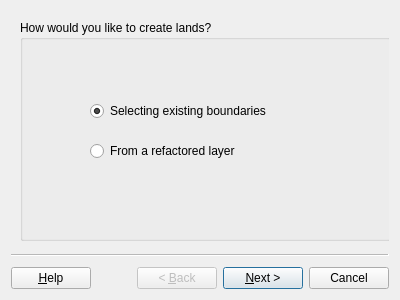
The window that Asistente-LADM_COL/ui/wiz_create_land_cadaster.ui (SwissTierrasColombia/Asistente-LADM-COL) describes before a commit, drawn with Qt 5.
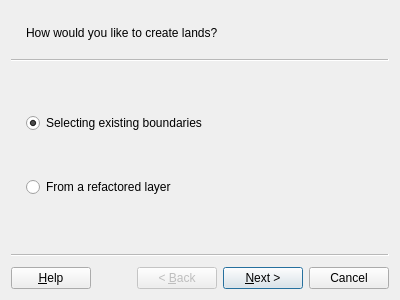
The same window after the commit. Custom widgets are drawn as their Qt base class.

Commit message: Add layouts to wizards to make widgets react properly to dialog size changes

What changed in the file:
```diff
--- a/Asistente-LADM_COL/ui/wiz_create_land_cadaster.ui
+++ b/Asistente-LADM_COL/ui/wiz_create_land_cadaster.ui
@@ -20,29 +20,17 @@
    <set>QWizard::HaveHelpButton</set>
   </property>
   <widget class="QWizardPage" name="wizardPage1">
-   <widget class="QGroupBox" name="groupBox">
-    <property name="geometry">
-     <rect>
-      <x>9</x>
-      <y>9</y>
-      <width>371</width>
-      <height>221</height>
-     </rect>
-    </property>
-    <property name="title">
+   <property name="subTitle">
      <string>How would you like to create lands?</string>
     </property>
+   <layout class="QGridLayout" name="gridLayout">
+    <item row="2" column="0" rowspan="2">
     <widget class="QRadioButton" name="rad_land_from_boundaries">
      <property name="enabled">
       <bool>true</bool>
      </property>
-     <property name="geometry">
-      <rect>
-       <x>70</x>
-       <y>80</y>
-       <width>197</width>
-       <height>22</height>
-      </rect>
+      <property name="toolTip">
+       <string>Generate land polygons from selected boundaries</string>
      </property>
      <property name="text">
       <string>Selecting existing boundaries</string>
@@ -54,14 +42,11 @@
       <bool>true</bool>
      </property>
     </widget>
+    </item>
+    <item row="5" column="0">
     <widget class="QRadioButton" name="rad_land_from_refactored">
-     <property name="geometry">
-      <rect>
-       <x>70</x>
-       <y>120</y>
-       <width>164</width>
-       <height>22</height>
-      </rect>
+      <property name="toolTip">
+       <string>Use an input layer (probably the output of Refactor Fields algorithm in QGIS Processing) to copy features from</string>
      </property>
      <property name="text">
       <string>From a refactored layer</string>
@@ -70,7 +55,47 @@
       <bool>false</bool>
      </property>
     </widget>
-   </widget>
+    </item>
+    <item row="6" column="0">
+     <spacer name="verticalSpacer_2">
+      <property name="orientation">
+       <enum>Qt::Vertical</enum>
+      </property>
+      <property name="sizeHint" stdset="0">
+       <size>
+        <width>20</width>
+        <height>34</height>
+       </size>
+      </property>
+     </spacer>
+    </item>
+    <item row="4" column="0">
+     <spacer name="verticalSpacer_3">
+      <property name="orientation">
+       <enum>Qt::Vertical</enum>
+      </property>
+      <property name="sizeHint" stdset="0">
+       <size>
+        <width>20</width>
+        <height>33</height>
+       </size>
+      </property>
+     </spacer>
+    </item>
+    <item row="1" column="0">
+     <spacer name="verticalSpacer">
+      <property name="orientation">
+       <enum>Qt::Vertical</enum>
+      </property>
+      <property name="sizeHint" stdset="0">
+       <size>
+        <width>20</width>
+        <height>29</height>
+       </size>
+      </property>
+     </spacer>
+    </item>
+   </layout>
   </widget>
   <widget class="QWizardPage" name="wizardPage">
    <widget class="QGroupBox" name="groupBox_2">
```
Left out of the diff: 64 changed lines with no effect on the pictures. Lines whose indentation alone changed are shown as unchanged. The commit also changes 2 other files.
